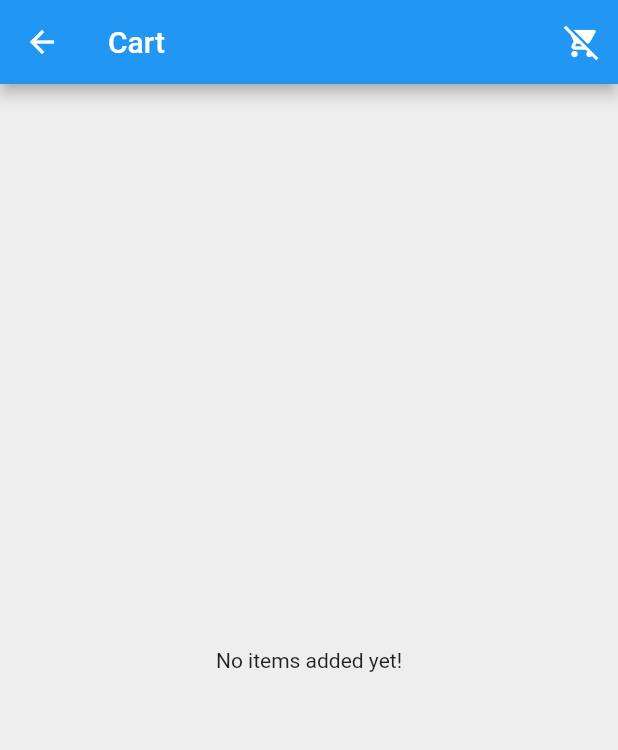
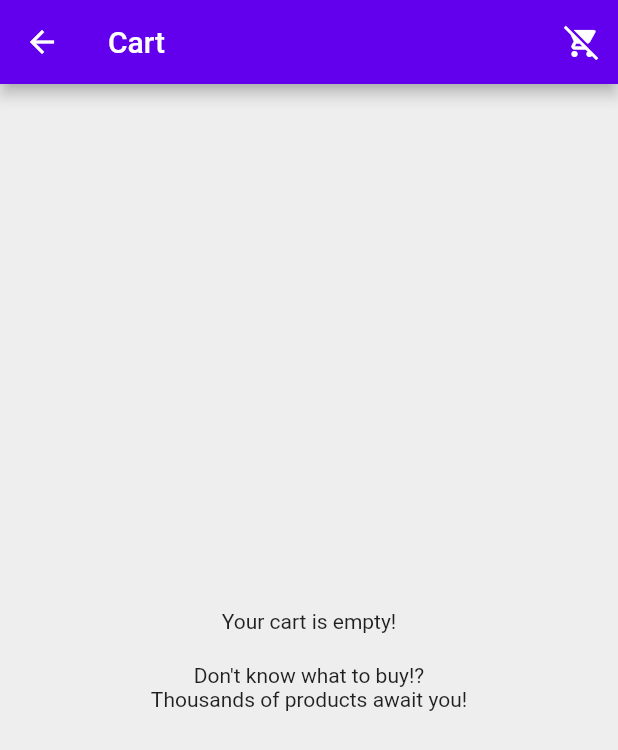
Before and after one commit to Spiro94/cart_tul, a Flutter app: the CartPage screen opened by its route, on a phone screen of 412 x 824 dp. Shown: the top 750 px of the screen. Run offline on Flutter 3.47's test engine with Material 2 defaults, Android fonts, the phone set to English and light mode, and no system bars; our stand-ins replace bloc, cloud_firestore, dartz, equatable, firebase_core, flutter_bloc and 1 more; accounts and stored records are empty.

Commit message:
Funciones  cart arreglado | Diseño página cart modificada | Theme añadido

```diff
--- a/lib/app.dart
+++ b/lib/app.dart
@@ -1,3 +1,5 @@
+import 'package:cart_tul/core/themes/app_theme.dart';
+
 import 'depedency_injection/dependency_injection.dart';
 import 'presentation/pages/cart/bloc/cart_bloc.dart';
 import 'package:flutter_bloc/flutter_bloc.dart';
@@ -31,9 +33,10 @@ class MaterialWidget extends StatelessWidget {
 
   @override
   Widget build(BuildContext context) {
-    return const MaterialApp(
+    return MaterialApp(
       title: 'CartTul',
       debugShowCheckedModeBanner: false,
+      theme: lightTheme,
       initialRoute: '/',
       onGenerateRoute: RouteGenerator.generateRoute,
     );
--- /dev/null
+++ b/lib/core/themes/app_theme.dart
@@ -0,0 +1,12 @@
+import 'package:flutter/material.dart';
+import 'package:flutter/services.dart';
+
+final lightTheme = ThemeData(
+    brightness: Brightness.light,
+    primaryColor: const Color(0xff6200ee),
+    primaryColorDark: const Color(0xff6200ee),
+    visualDensity: VisualDensity.adaptivePlatformDensity,
+    colorScheme: const ColorScheme.light(),
+    appBarTheme: const AppBarTheme(
+      backgroundColor: Color(0xff6200ee),
+    ));
--- a/lib/domain/entities/cart.dart
+++ b/lib/domain/entities/cart.dart
@@ -1,5 +1,3 @@
-import 'package:equatable/equatable.dart';
-
 import 'item.dart';
 
 class Cart {
@@ -7,9 +5,6 @@ class Cart {
   final CartStatus status;
 
   Cart({this.items = const <Item>[], this.status = CartStatus.pending});
-
-  // @override
-  // List<Object?> get props => [items, status];
 }
 
 enum CartStatus { pending, completed }
--- a/lib/domain/entities/item.dart
+++ b/lib/domain/entities/item.dart
@@ -1,5 +1,3 @@
-import 'package:equatable/equatable.dart';
-
 import 'product.dart';
 
 class Item {
--- a/lib/domain/entities/product.dart
+++ b/lib/domain/entities/product.dart
@@ -4,7 +4,7 @@ class Product {
   final String sku;
   final String description;
   final String imageUrl;
-  final int price;
+  final int unitPrice;
 
   Product(
     this.id,
@@ -12,6 +12,6 @@ class Product {
     this.sku,
     this.description,
     this.imageUrl,
-    this.price,
+    this.unitPrice,
   );
 }
--- a/lib/presentation/pages/cart/bloc/cart_bloc.dart
+++ b/lib/presentation/pages/cart/bloc/cart_bloc.dart
@@ -87,9 +87,9 @@ class CartBloc extends Bloc<CartEvent, CartState> {
   Item _createItem(Item item, {int created = 0, bool increment = true}) {
     int price;
     if (increment) {
-      price = item.price + item.product.price;
+      price = item.price + item.product.unitPrice;
     } else {
-      price = item.price - item.product.price;
+      price = item.price - item.product.unitPrice;
     }
     return Item(item.product, quantity: item.quantity + created, price: price);
   }
--- a/lib/presentation/pages/cart/cart.dart
+++ b/lib/presentation/pages/cart/cart.dart
@@ -1,14 +1,18 @@
 import 'package:cart_tul/depedency_injection/dependency_injection.dart';
+import 'package:cart_tul/domain/entities/item.dart';
 import 'package:cart_tul/presentation/pages/cart/bloc/cart_bloc.dart';
 import 'package:cart_tul/presentation/pages/cart/widgets/cart_tile.dart';
+import 'package:flutter/cupertino.dart';
 import 'package:flutter/material.dart';
 import 'package:flutter_bloc/flutter_bloc.dart';
+import 'package:intl/intl.dart';
 
 class CartPage extends StatelessWidget {
   const CartPage({Key? key}) : super(key: key);
 
   @override
   Widget build(BuildContext context) {
+    final currencyFormatter = NumberFormat.simpleCurrency(decimalDigits: 0);
     return Scaffold(
       backgroundColor: Colors.grey[200],
       appBar: AppBar(
@@ -22,7 +26,8 @@ class CartPage extends StatelessWidget {
           )
         ],
       ),
-        body: BlocBuilder<CartBloc, CartState>(builder: (context, state) {
+      body: BlocBuilder<CartBloc, CartState>(
+        builder: (context, state) {
           if (state is CartLoaded) {
             if (state.cart.items.isNotEmpty) {
               return Stack(
@@ -35,7 +40,7 @@ class CartPage extends StatelessWidget {
                   Align(
                       alignment: Alignment.bottomCenter,
                       child: Container(
-                        decoration: BoxDecoration(
+                        decoration: const BoxDecoration(
                           color: Colors.white,
                           borderRadius: BorderRadius.only(
                             topRight: Radius.circular(40),
@@ -47,9 +52,17 @@ class CartPage extends StatelessWidget {
                         child: Row(
                           mainAxisAlignment: MainAxisAlignment.spaceEvenly,
                           children: [
-                            Text('TOTAL'),
+                            Text(
+                              currencyFormatter
+                                  .format(_calculateTotal(state.cart.items))
+                                  .toString(),
+                              style: const TextStyle(
+                                  fontSize: 30, fontWeight: FontWeight.bold),
+                            ),
                             ElevatedButton(
                                 onPressed: () {},
+                                style: ElevatedButton.styleFrom(
+                                    shape: const StadiumBorder()),
                                 child: const Text('Checkout')),
                           ],
                         ),
@@ -58,9 +71,24 @@ class CartPage extends StatelessWidget {
               );
             }
           }
-          return const Center(
-            child: Text('No items added yet!'),
+          return Center(
+            child: Column(
+              mainAxisAlignment: MainAxisAlignment.center,
+              children: const [
+                Text('Your cart is empty!'),
+                SizedBox(
+                  height: 20,
+                ),
+                Text('Don\'t know what to buy!?'),
+                Text('Thousands of products await you!'),
+              ],
+            ),
           );
-        }));
+        },
+      ),
+    );
   }
+
+  int _calculateTotal(List<Item> items) =>
+      items.fold<int>(0, (total, item) => total + item.price);
 }
--- a/lib/presentation/pages/home/home.dart
+++ b/lib/presentation/pages/home/home.dart
@@ -1,6 +1,5 @@
 import 'package:cart_tul/presentation/pages/home/widgets/cart_button.dart';
 
-import '../cart/bloc/cart_bloc.dart';
 import 'bloc/home_bloc.dart';
 import '../../widgets/card_product.dart';
 import 'package:flutter/material.dart';
--- a/pubspec.yaml
+++ b/pubspec.yaml
@@ -23,6 +23,7 @@ dependencies:
   get_it: ^7.1.3
   google_fonts: ^2.1.0
   http: ^0.13.3
+  intl: ^0.17.0
 
 dev_dependencies:
   flutter_test:
```
Also changed, not shown: lib/presentation/pages/cart/widgets/cart_tile.dart (+11 -9 lines), lib/presentation/pages/home/widgets/cart_button.dart (+5 -2 lines), lib/presentation/widgets/card_product.dart (+4 -8 lines), pubspec.lock. Lines whose indentation alone changed are shown as unchanged.
